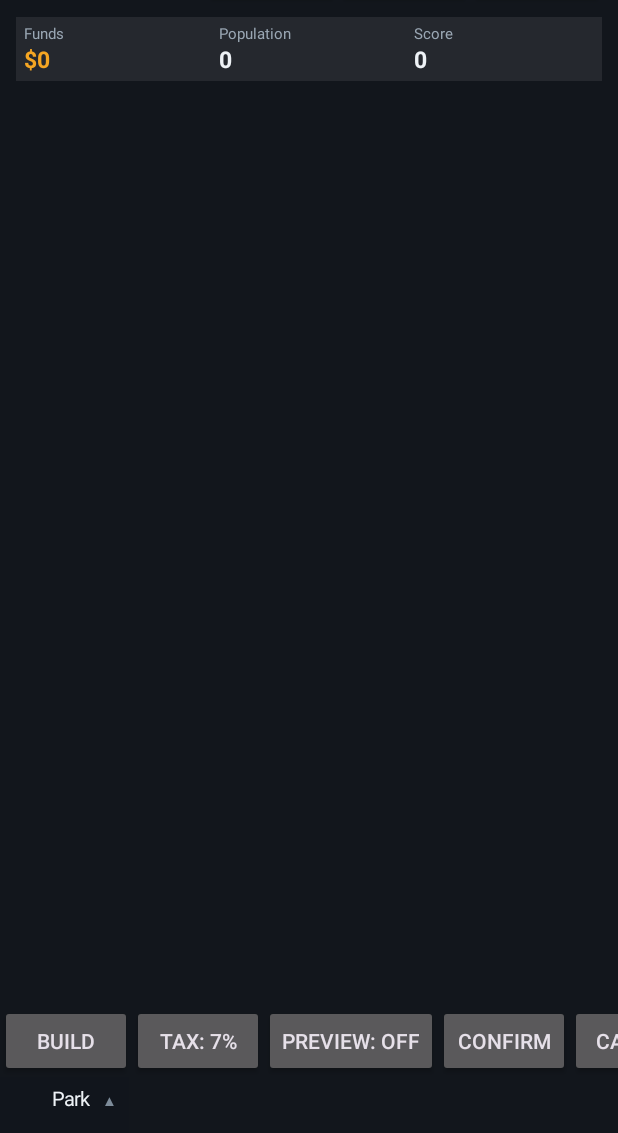
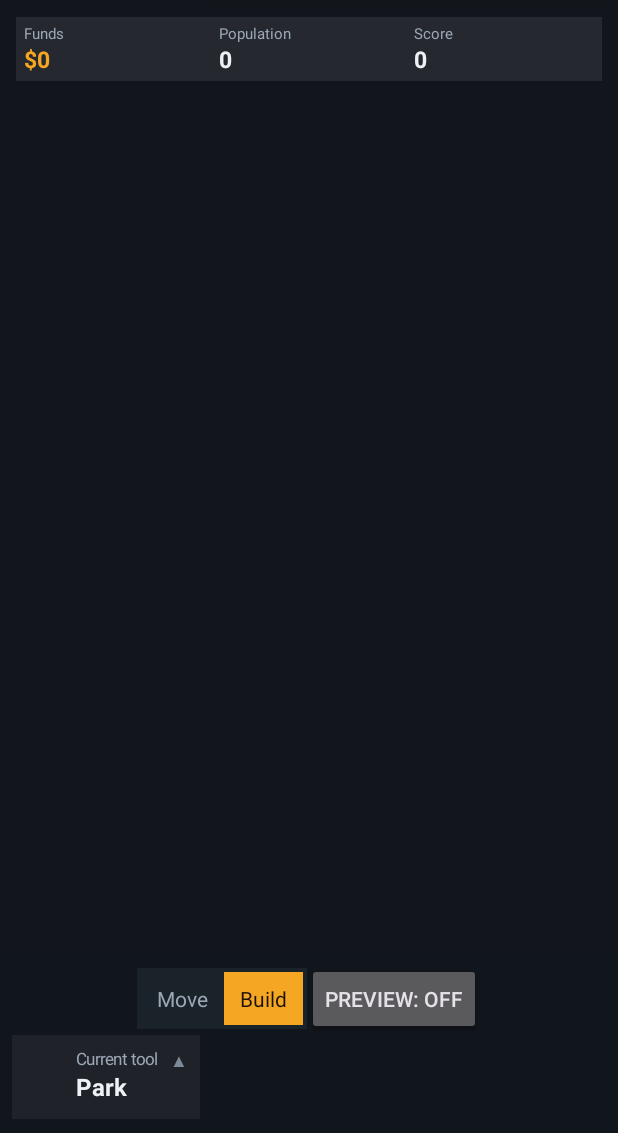
Before and after one commit to ds17f/andropolis, an Android app: the screen it shows after launch (MainActivity), on a phone screen of 412 x 824 dp, the part 103-1236 px from its top. Run offline under Robolectric (Android 15) with nearby library versions, the light colour scheme and no system bars; 11 statements that could not run were skipped.

Commit message:
task/023: Redesign bottom controls per mockup
- Replace horizontal scroll bar with vertical bottom controls layout
- Add Move/Build segmented toggle in ctrlRow
- Add Preview/Confirm/Cancel buttons (hidden by default)
- Style tool pill prominently with larger icon and label
- Move tax cycling to overflow menu
- Remove HorizontalScrollView dependency

Build: SUCCESS

```diff
--- a/android/app/src/main/java/micropolis/port/MainActivity.kt
+++ b/android/app/src/main/java/micropolis/port/MainActivity.kt
@@ -6,7 +6,6 @@ import android.os.HandlerThread
 import android.os.Looper
 import android.view.View
 import android.widget.Button
-import android.widget.HorizontalScrollView
 import android.widget.ImageView
 import android.widget.LinearLayout
 import android.widget.PopupMenu
@@ -51,6 +50,13 @@ class MainActivity : AppCompatActivity() {
     private lateinit var scoreValue: android.widget.TextView
     private lateinit var pillIcon: ImageView
     private lateinit var pillName: TextView
+    private lateinit var bottom: LinearLayout
+    private lateinit var ctrlRow: LinearLayout
+    private lateinit var segMove: TextView
+    private lateinit var segBuild: TextView
+    private lateinit var previewBtn: Button
+    private lateinit var confirmBtn: Button
+    private lateinit var cancelBtn: Button
     private val toolCategories = linkedMapOf(
         "Zones" to listOf(ToolItem("Residential", 0, R.drawable.ic_residential), ToolItem("Commercial", 1, R.drawable.ic_commercial), ToolItem("Industrial", 2, R.drawable.ic_industrial), ToolItem("Park", 11, R.drawable.ic_park)),
         "Transport" to listOf(ToolItem("Road", 9, R.drawable.ic_road), ToolItem("Rail", 8, R.drawable.ic_rail), ToolItem("Wire", 6, R.drawable.ic_wire), ToolItem("Bulldozer", 7, R.drawable.ic_bulldozer)),
@@ -155,6 +161,7 @@ class MainActivity : AppCompatActivity() {
                 pm.menu.add("Load city")
                 pm.menu.add("Budget")
                 pm.menu.add("City evaluation")
+                pm.menu.add("Tax rate — ${taxRates[taxIdx]}%")
                 pm.setOnMenuItemClickListener { item ->
                     when (item.title) {
                         "New city" -> sim.post { MicropolisNative.generateRandomCity(handle) }
@@ -168,8 +175,15 @@ class MainActivity : AppCompatActivity() {
                             val ev = IntArray(7); MicropolisNative.getEvaluation(handle, ev)
                             ui.post { showEvalDialog(ev) }
                         }
+                        else -> if (item.title.toString().startsWith("Tax")) {
+                            taxIdx = (taxIdx + 1) % taxRates.size
+                            val t = taxRates[taxIdx]
+                            sim.post { MicropolisNative.setCityTax(handle, t) }
+                            true
+                        } else {
+                            false
+                        }
                     }
-                    true
                 }
                 pm.show()
             }
@@ -274,97 +288,154 @@ class MainActivity : AppCompatActivity() {
             )
         )
 
-        // Tool palette pill
+        // ===== Bottom controls =====
+        bottom = LinearLayout(this).apply {
+            orientation = LinearLayout.VERTICAL
+            setBackgroundColor(0xFFEE12161C.toInt())
+            setPadding(12, 10, 12, 14)
+        }
+
+        // Contextual control row (Move/Build toggle, Preview, Confirm/Cancel)
+        ctrlRow = LinearLayout(this).apply {
+            orientation = LinearLayout.HORIZONTAL
+            gravity = android.view.Gravity.CENTER
+        }
+
+        // Move/Build segmented toggle
+        val modeContainer = LinearLayout(this).apply {
+            orientation = LinearLayout.HORIZONTAL
+            setBackgroundColor(0xFF1A222A.toInt())
+            setPadding(4, 4, 4, 4)
+            layoutParams = LinearLayout.LayoutParams(
+                LinearLayout.LayoutParams.WRAP_CONTENT,
+                LinearLayout.LayoutParams.WRAP_CONTENT
+            )
+        }
+
+        segMove = TextView(this).apply {
+            text = "Move"
+            setTextColor(0xFF9AA7B4.toInt())
+            setTextSize(14f)
+            setTextIsSelectable(false)
+            setPadding(16, 12, 16, 12)
+            setOnClickListener {
+                setBuildMode(false)
+            }
+        }
+        modeContainer.addView(segMove)
+
+        segBuild = TextView(this).apply {
+            text = "Build"
+            setTextColor(0xFF1A1207.toInt())
+            setTextSize(14f)
+            setTextIsSelectable(false)
+            setBackgroundColor(0xFFF5A623.toInt())
+            setPadding(16, 12, 16, 12)
+            setOnClickListener {
+                setBuildMode(true)
+            }
+        }
+        modeContainer.addView(segBuild)
+
+        ctrlRow.addView(modeContainer)
+
+        // Preview button
+        previewBtn = Button(this).apply {
+            text = "Preview: Off"
+            setOnClickListener {
+                previewMode = !previewMode
+                previewBtn.text = if (previewMode) "Preview: On" else "Preview: Off"
+                updatePendingBar()
+            }
+        }
+        ctrlRow.addView(previewBtn)
+
+        // Confirm button (hidden by default)
+        confirmBtn = Button(this).apply {
+            text = "Confirm"
+            visibility = View.GONE
+            setOnClickListener {
+                val snapshot = pending.toList()
+                pending.clear()
+                mapView.setPendingTiles(emptyList())
+                sim.post {
+                    for (t in snapshot) {
+                        MicropolisNative.doTool(handle, t.third, t.first, t.second)
+                    }
+                }
+                updatePendingBar()
+            }
+        }
+        ctrlRow.addView(confirmBtn)
+
+        // Cancel button (hidden by default)
+        cancelBtn = Button(this).apply {
+            text = "Cancel"
+            visibility = View.GONE
+            setOnClickListener {
+                pending.clear()
+                mapView.setPendingTiles(emptyList())
+                updatePendingBar()
+            }
+        }
+        ctrlRow.addView(cancelBtn)
+
+        bottom.addView(ctrlRow)
+
+        // Tool pill (prominent, styled like the mockup)
         val pillLayout = LinearLayout(this).apply {
             orientation = LinearLayout.HORIZONTAL
-            setBackgroundColor(0xEE12161C.toInt())
-            setPadding(12, 8, 12, 8)
+            setBackgroundColor(0x0FFFFFFF.toInt())
+            setPadding(12, 12, 12, 12)
             layoutParams = LinearLayout.LayoutParams(
                 LinearLayout.LayoutParams.WRAP_CONTENT,
-                56
+                (56 * resources.displayMetrics.density).toInt()
             )
             setOnClickListener { openPalette() }
         }
 
         pillIcon = ImageView(this).apply {
-            layoutParams = LinearLayout.LayoutParams(28, 28)
+            layoutParams = LinearLayout.LayoutParams(40, 40)
             imageTintList = android.content.res.ColorStateList.valueOf(0xFFF5A623.toInt())
         }
         pillLayout.addView(pillIcon)
 
+        val pillInfo = LinearLayout(this).apply {
+            orientation = LinearLayout.VERTICAL
+            layoutParams = LinearLayout.LayoutParams(
+                LinearLayout.LayoutParams.WRAP_CONTENT,
+                LinearLayout.LayoutParams.WRAP_CONTENT
+            )
+            setPadding(12, 0, 12, 0)
+        }
+
+        val pillLabel = TextView(this).apply {
+            text = "Current tool"
+            setTextColor(0xFF9AA7B4.toInt())
+            setTextSize(11f)
+        }
+        pillInfo.addView(pillLabel)
+
         pillName = TextView(this).apply {
             text = ""
             setTextColor(0xFFEEF2F6.toInt())
-            setTextSize(13f)
-            setPadding(12, 0, 12, 0)
+            setTextSize(16f)
+            setTypeface(null, android.graphics.Typeface.BOLD)
         }
-        pillLayout.addView(pillName)
+        pillInfo.addView(pillName)
+
+        pillLayout.addView(pillInfo)
 
         val pillArrow = TextView(this).apply {
             text = "▲"
             setTextColor(0xFF7D8B99.toInt())
-            setTextSize(10f)
+            setTextSize(12f)
         }
         pillLayout.addView(pillArrow)
 
-        val barLayout = LinearLayout(this)
-        barLayout.orientation = LinearLayout.HORIZONTAL
+        bottom.addView(pillLayout)
 
-        // Mode toggle button (first in bar)
-        val modeButton = Button(this).apply {
-            text = "Build"
-            setOnClickListener {
-                buildMode = !buildMode
-                mapView.buildEnabled = buildMode
-                text = if (buildMode) "Build" else "Move"
-            }
-        }
-        barLayout.addView(modeButton)
-
-        val taxBtn = Button(this).apply {
-            text = "Tax: ${taxRates[taxIdx]}%"
-            setOnClickListener {
-                taxIdx = (taxIdx + 1) % taxRates.size
-                text = "Tax: ${taxRates[taxIdx]}%"
-                val t = taxRates[taxIdx]
-                sim.post { MicropolisNative.setCityTax(handle, t) }
-            }
-        }
-        barLayout.addView(taxBtn)
-
-        val previewBtn = Button(this).apply {
-            text = "Preview: Off"
-            setOnClickListener {
-                previewMode = !previewMode
-                text = if (previewMode) "Preview: On" else "Preview: Off"
-            }
-        }
-        val confirmBtn = Button(this).apply {
-            text = "Confirm"
-            setOnClickListener {
-                val snapshot = pending.toList()
-                pending.clear(); mapView.setPendingTiles(emptyList())
-                sim.post { for (t in snapshot) MicropolisNative.doTool(handle, t.third, t.first, t.second) }
-            }
-        }
-        val cancelBtn = Button(this).apply {
-            text = "Cancel"
-            setOnClickListener { pending.clear(); mapView.setPendingTiles(emptyList()) }
-        }
-        barLayout.addView(previewBtn)
-        barLayout.addView(confirmBtn)
-        barLayout.addView(cancelBtn)
-
-        val scroll = HorizontalScrollView(this)
-        scroll.layoutParams = LinearLayout.LayoutParams(
-            LinearLayout.LayoutParams.MATCH_PARENT,
-            LinearLayout.LayoutParams.WRAP_CONTENT
-        )
-        scroll.addView(barLayout)
-        root.addView(scroll)
-
-        // Add pill layout after barLayout
-        root.addView(pillLayout)
+        root.addView(bottom)
 
         setContentView(root)
 
@@ -421,6 +492,37 @@ class MainActivity : AppCompatActivity() {
         scroll.addView(col)
         sheet.setContentView(scroll)
         sheet.show()
+    }
+
+    private fun setBuildMode(mode: Boolean) {
+        buildMode = mode
+        mapView.buildEnabled = buildMode
+        styleModeSegments()
+    }
+
+    private fun styleModeSegments() {
+        if (buildMode) {
+            segBuild.setTextColor(0xFF1A1207.toInt())
+            segBuild.setBackgroundColor(0xFFF5A623.toInt())
+            segMove.setTextColor(0xFF9AA7B4.toInt())
+            segMove.setBackgroundColor(0xFF1A222A.toInt())
+        } else {
+            segMove.setTextColor(0xFF1A1207.toInt())
+            segMove.setBackgroundColor(0xFFF5A623.toInt())
+            segBuild.setTextColor(0xFF9AA7B4.toInt())
+            segBuild.setBackgroundColor(0xFF1A222A.toInt())
+        }
+    }
+
+    private fun updatePendingBar() {
+        if (previewMode && pending.isNotEmpty()) {
+            confirmBtn.visibility = View.VISIBLE
+            cancelBtn.visibility = View.VISIBLE
+            confirmBtn.text = "Confirm (${pending.size})"
+        } else {
+            confirmBtn.visibility = View.GONE
+            cancelBtn.visibility = View.GONE
+        }
     }
 
     private fun buildToolCard(ti: ToolItem, sheet: com.google.android.material.bottomsheet.BottomSheetDialog): View {
```
